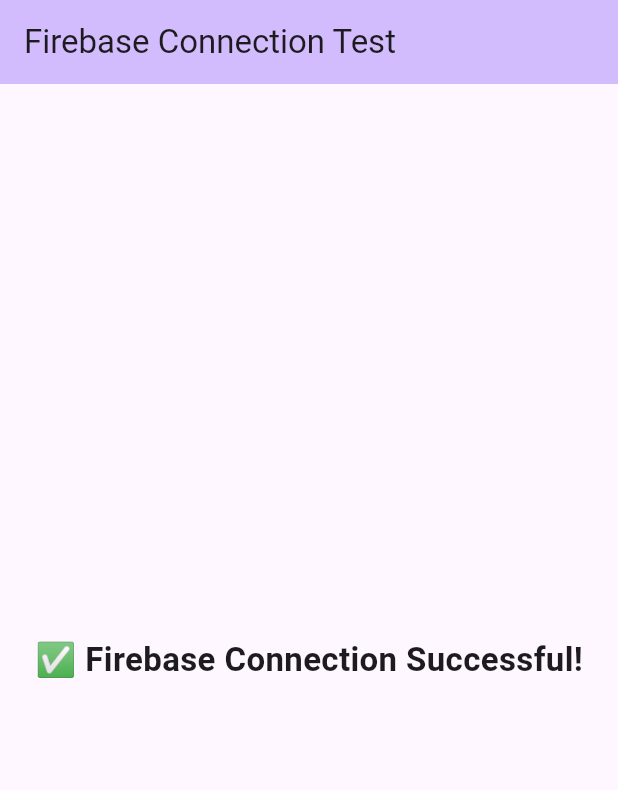
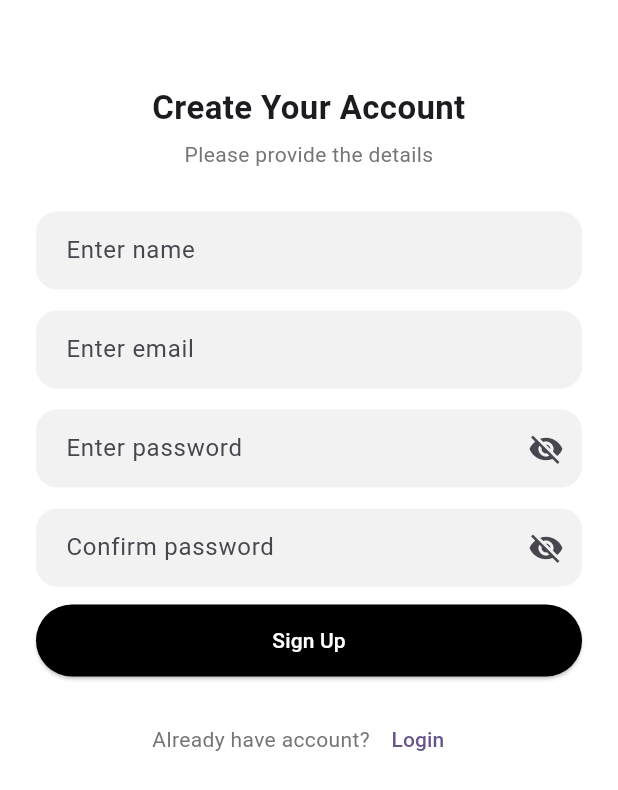
Before and after one commit to augustino-massawe/flutter-chating-app-using-firebase, a Flutter app: the screen it shows after launch, on a phone screen of 412 x 824 dp. Shown: the top 790 px of the screen. Run offline on Flutter 3.47's test engine with Material 3 defaults, Android fonts, the phone set to English and light mode, and no system bars; our stand-ins replace cloud_firestore, firebase_auth, firebase_core; accounts and stored records are empty.

Commit message:
Implement folder structure and registration functionality (auth screens) REGISTRER COMPLETED

```diff
--- a/lib/main.dart
+++ b/lib/main.dart
@@ -1,5 +1,7 @@
 import 'package:flutter/material.dart';
 import 'package:firebase_core/firebase_core.dart';
+
+import 'screens/auth/register_screen.dart';
 import 'firebase_options.dart';
 
 void main() async {
@@ -15,7 +17,7 @@
   } catch (e) {
     firebaseConnected = false;
     // Optional: print error to console
-    print("Firebase initialization failed: $e");
+    debugPrint("Firebase initialization failed: $e");
   }
 
   runApp(MyApp(firebaseConnected: firebaseConnected));
@@ -28,31 +30,31 @@
   @override
   Widget build(BuildContext context) {
     return MaterialApp(
-      title: 'Firebase Test App',
+      title: 'Flutter Chat App',
+      debugShowCheckedModeBanner: false,
       theme: ThemeData(
         colorScheme: ColorScheme.fromSeed(seedColor: Colors.deepPurple),
       ),
-      home: HomePage(firebaseConnected: firebaseConnected),
+      home: firebaseConnected
+          ? const RegisterScreen()
+          : const FirebaseErrorScreen(),
     );
   }
 }
 
-class HomePage extends StatelessWidget {
-  final bool firebaseConnected;
-  const HomePage({super.key, required this.firebaseConnected});
+class FirebaseErrorScreen extends StatelessWidget {
+  const FirebaseErrorScreen({super.key});
 
   @override
   Widget build(BuildContext context) {
     return Scaffold(
       appBar: AppBar(
-        title: const Text("Firebase Connection Test"),
+        title: const Text('Firebase Connection'),
         backgroundColor: Theme.of(context).colorScheme.inversePrimary,
       ),
       body: Center(
         child: Text(
-          firebaseConnected
-              ? "✅ Firebase Connection Successful!"
-              : "❌ Firebase Connection Failed!",
+          'Firebase Connection Failed!',
           style: const TextStyle(fontSize: 22, fontWeight: FontWeight.bold),
         ),
       ),
--- /dev/null
+++ b/lib/screens/auth/register_screen.dart
@@ -0,0 +1,256 @@
+import 'package:firebase_auth/firebase_auth.dart';
+import 'package:flutter/material.dart';
+
+import '../../services/auth_service.dart';
+import '../../services/firestore_service.dart';
+import '../../utils/validators.dart';
+import '../../widgets/custom_text_field.dart';
+import 'login_screen.dart';
+
+class RegisterScreen extends StatefulWidget {
+  const RegisterScreen({super.key});
+
+  @override
+  State<RegisterScreen> createState() => _RegisterScreenState();
+}
+
+class _RegisterScreenState extends State<RegisterScreen> {
+  final _formKey = GlobalKey<FormState>();
+  final _nameController = TextEditingController();
+  final _emailController = TextEditingController();
+  final _passwordController = TextEditingController();
+  final _confirmPasswordController = TextEditingController();
+
+  final _authService = AuthService();
+  final _firestoreService = FirestoreService();
+
+  bool _isLoading = false;
+  bool _hidePassword = true;
+  bool _hideConfirmPassword = true;
+
+  @override
+  void dispose() {
+    _nameController.dispose();
+    _emailController.dispose();
+    _passwordController.dispose();
+    _confirmPasswordController.dispose();
+    super.dispose();
+  }
+
+  String _friendlyAuthError(FirebaseAuthException e) {
+    switch (e.code) {
+      case 'email-already-in-use':
+        return 'Email is already registered';
+      case 'invalid-email':
+        return 'Invalid email address';
+      case 'weak-password':
+        return 'Password is too weak';
+      case 'configuration-not-found':
+        return 'Firebase configuration error. Please check your Firebase Console settings.';
+      case 'operation-not-allowed':
+        return 'Email/password sign-in is not enabled';
+      case 'user-disabled':
+        return 'This user account has been disabled';
+      case 'invalid-credential':
+        return 'Invalid email or password format';
+      default:
+        if (e.message != null && e.message!.trim().isNotEmpty) {
+          return e.message!;
+        }
+        return 'Registration failed (${e.code})';
+    }
+  }
+
+  Future<void> _submit() async {
+    if (!_formKey.currentState!.validate()) return;
+    setState(() => _isLoading = true);
+
+    try {
+      final credential = await _authService.registerWithEmail(
+        email: _emailController.text,
+        password: _passwordController.text,
+      );
+
+      final user = credential.user;
+      if (user == null) {
+        throw FirebaseAuthException(
+          code: 'user-null',
+          message: 'User not available after registration',
+        );
+      }
+
+      await _firestoreService.createUserProfile(
+        uid: user.uid,
+        name: _nameController.text,
+        email: _emailController.text,
+      );
+
+      if (!mounted) return;
+      _passwordController.clear();
+      _confirmPasswordController.clear();
+      ScaffoldMessenger.of(context).showSnackBar(
+        const SnackBar(content: Text('Account created successfully')),
+      );
+    } on FirebaseAuthException catch (e) {
+      if (!mounted) return;
+      ScaffoldMessenger.of(context).showSnackBar(
+        SnackBar(content: Text(_friendlyAuthError(e))),
+      );
+    } catch (e) {
+      if (!mounted) return;
+      ScaffoldMessenger.of(context).showSnackBar(
+        SnackBar(content: Text('Registration failed: $e')),
+      );
+    } finally {
+      if (mounted) {
+        setState(() => _isLoading = false);
+      }
+    }
+  }
+
+  @override
+  Widget build(BuildContext context) {
+    return Scaffold(
+      backgroundColor: Colors.white,
+      body: SafeArea(
+        child: GestureDetector(
+          onTap: () => FocusScope.of(context).unfocus(),
+          child: SingleChildScrollView(
+            padding: const EdgeInsets.symmetric(horizontal: 24, vertical: 32),
+            child: Center(
+              child: ConstrainedBox(
+                constraints: const BoxConstraints(maxWidth: 480),
+                child: Form(
+                  key: _formKey,
+                  child: Column(
+                    crossAxisAlignment: CrossAxisAlignment.stretch,
+                    children: [
+                      const SizedBox(height: 24),
+                      const Text(
+                        'Create Your Account',
+                        textAlign: TextAlign.center,
+                        style: TextStyle(
+                          fontSize: 22,
+                          fontWeight: FontWeight.w700,
+                        ),
+                      ),
+                      const SizedBox(height: 6),
+                      Text(
+                        'Please provide the details',
+                        textAlign: TextAlign.center,
+                        style: TextStyle(
+                          color: Colors.grey.shade600,
+                        ),
+                      ),
+                      const SizedBox(height: 28),
+                      CustomTextField(
+                        controller: _nameController,
+                        hintText: 'Enter name',
+                        validator: Validators.validateName,
+                      ),
+                      const SizedBox(height: 14),
+                      CustomTextField(
+                        controller: _emailController,
+                        hintText: 'Enter email',
+                        keyboardType: TextInputType.emailAddress,
+                        validator: Validators.validateEmail,
+                      ),
+                      const SizedBox(height: 14),
+                      CustomTextField(
+                        controller: _passwordController,
+                        hintText: 'Enter password',
+                        obscureText: _hidePassword,
+                        validator: Validators.validatePassword,
+                        suffixIcon: IconButton(
+                          onPressed: () {
+                            setState(() => _hidePassword = !_hidePassword);
+                          },
+                          icon: Icon(
+                            _hidePassword
+                                ? Icons.visibility_off
+                                : Icons.visibility,
+                          ),
+                          tooltip:
+                              _hidePassword ? 'Show password' : 'Hide password',
+                        ),
+                      ),
+                      const SizedBox(height: 14),
+                      CustomTextField(
+                        controller: _confirmPasswordController,
+                        hintText: 'Confirm password',
+                        obscureText: _hideConfirmPassword,
+                        textInputAction: TextInputAction.done,
+                        validator: (value) => Validators.validateConfirmPassword(
+                          value,
+                          _passwordController.text,
+                        ),
+                        suffixIcon: IconButton(
+                          onPressed: () {
+                            setState(() {
+                              _hideConfirmPassword = !_hideConfirmPassword;
+                            });
+                          },
+                          icon: Icon(
+                            _hideConfirmPassword
+                                ? Icons.visibility_off
+                                : Icons.visibility,
+                          ),
+                          tooltip: _hideConfirmPassword
+                              ? 'Show password'
+                              : 'Hide password',
+                        ),
+                      ),
+                      const SizedBox(height: 12),
+                      ElevatedButton(
+                        onPressed: _isLoading ? null : _submit,
+                        style: ElevatedButton.styleFrom(
+                          backgroundColor: Colors.black,
+                          foregroundColor: Colors.white,
+                          padding: const EdgeInsets.symmetric(vertical: 14),
+                          shape: RoundedRectangleBorder(
+                            borderRadius: BorderRadius.circular(24),
+                          ),
+                        ),
+                        child: _isLoading
+                            ? const SizedBox(
+                                height: 18,
+                                width: 18,
+                                child: CircularProgressIndicator(
+                                  strokeWidth: 2,
+                                  valueColor:
+                                      AlwaysStoppedAnimation(Colors.white),
+                                ),
+                              )
+                            : const Text('Sign Up'),
+                      ),
+                      const SizedBox(height: 18),
+                      Row(
+                        mainAxisAlignment: MainAxisAlignment.center,
+                        children: [
+                          Text(
+                            'Already have account?',
+                            style: TextStyle(color: Colors.grey.shade600),
+                          ),
+                          TextButton(
+                            onPressed: () {
+                              Navigator.of(context).push(
+                                MaterialPageRoute(
+                                  builder: (_) => const LoginScreen(),
+                                ),
+                              );
+                            },
+                            child: const Text('Login'),
+                          ),
+                        ],
+                      ),
+                    ],
+                  ),
+                ),
+              ),
+            ),
+          ),
+        ),
+      ),
+    );
+  }
+}
--- /dev/null
+++ b/lib/services/auth_service.dart
@@ -0,0 +1,42 @@
+import 'package:firebase_auth/firebase_auth.dart';
+import 'package:flutter/foundation.dart';
+
+class AuthService {
+  final FirebaseAuth _auth = FirebaseAuth.instance;
+
+  Future<UserCredential> registerWithEmail({
+    required String email,
+    required String password,
+  }) async {
+    if (kDebugMode) {
+      print('Registering user with email: ${email.trim()}');
+      print('Password length: ${password.trim().length}');
+    }
+
+    try {
+      final credential = await _auth.createUserWithEmailAndPassword(
+        email: email.trim(),
+        password: password.trim(),
+      );
+
+      if (kDebugMode) {
+        print('Registration successful for user: ${credential.user?.email}');
+      }
+
+      return credential;
+    } on FirebaseAuthException catch (e) {
+      if (kDebugMode) {
+        print('Firebase Auth Exception:');
+        print('Code: ${e.code}');
+        print('Message: ${e.message}');
+        print('Email: ${email.trim()}');
+      }
+      rethrow;
+    } catch (e) {
+      if (kDebugMode) {
+        print('General Exception during registration: $e');
+      }
+      rethrow;
+    }
+  }
+}
--- /dev/null
+++ b/lib/services/firestore_service.dart
@@ -0,0 +1,27 @@
+import 'package:cloud_firestore/cloud_firestore.dart';
+
+import '../utils/constants.dart';
+
+class FirestoreService {
+  final FirebaseFirestore _db = FirebaseFirestore.instance;
+
+  Future<void> createUserProfile({
+    required String uid,
+    required String name,
+    required String email,
+    String? photoUrl,
+    String? pushToken,
+  }) {
+    final usersRef = _db.collection(kUsersCollection).doc(uid);
+    return usersRef.set({
+      'id': uid,
+      'name': name.trim(),
+      'email': email.trim(),
+      'photoURL': photoUrl,
+      'lastSeen': null,
+      'isOnline': false,
+      'createdAt': FieldValue.serverTimestamp(),
+      'pushToken': pushToken,
+    });
+  }
+}
--- /dev/null
+++ b/lib/utils/constants.dart
@@ -0,0 +1 @@
+const String kUsersCollection = 'users';
--- /dev/null
+++ b/lib/utils/validators.dart
@@ -0,0 +1,43 @@
+class Validators {
+  static String? requiredField(String? value, String label) {
+    if (value == null || value.trim().isEmpty) {
+      return '$label is required';
+    }
+    return null;
+  }
+
+  static String? validateName(String? value) {
+    return requiredField(value, 'Name');
+  }
+
+  static String? validateEmail(String? value) {
+    final required = requiredField(value, 'Email');
+    if (required != null) return required;
+    final email = value!.trim();
+    final emailRegex = RegExp(r'^[^@\s]+@[^@\s]+\.[^@\s]+$');
+    if (!emailRegex.hasMatch(email)) {
+      return 'Enter a valid email address';
+    }
+    return null;
+  }
+
+  static String? validatePassword(String? value) {
+    final required = requiredField(value, 'Password');
+    if (required != null) return required;
+    final password = value!.trim();
+    if (password.length < 6) {
+      return 'Password must be at least 6 characters';
+    }
+    return null;
+  }
+
+  static String? validateConfirmPassword(
+      String? value, String passwordValue) {
+    final required = requiredField(value, 'Confirm password');
+    if (required != null) return required;
+    if (value!.trim() != passwordValue.trim()) {
+      return 'Passwords do not match';
+    }
+    return null;
+  }
+}
--- /dev/null
+++ b/lib/widgets/custom_text_field.dart
@@ -0,0 +1,45 @@
+import 'package:flutter/material.dart';
+
+class CustomTextField extends StatelessWidget {
+  final TextEditingController controller;
+  final String hintText;
+  final bool obscureText;
+  final TextInputType keyboardType;
+  final TextInputAction textInputAction;
+  final String? Function(String?)? validator;
+  final Widget? suffixIcon;
+
+  const CustomTextField({
+    super.key,
+    required this.controller,
+    required this.hintText,
+    this.obscureText = false,
+    this.keyboardType = TextInputType.text,
+    this.textInputAction = TextInputAction.next,
+    this.validator,
+    this.suffixIcon,
+  });
+
+  @override
+  Widget build(BuildContext context) {
+    return TextFormField(
+      controller: controller,
+      obscureText: obscureText,
+      keyboardType: keyboardType,
+      textInputAction: textInputAction,
+      validator: validator,
+      decoration: InputDecoration(
+        hintText: hintText,
+        filled: true,
+        fillColor: const Color(0xFFF2F2F2),
+        contentPadding:
+            const EdgeInsets.symmetric(horizontal: 16, vertical: 14),
+        suffixIcon: suffixIcon,
+        border: OutlineInputBorder(
+          borderRadius: BorderRadius.circular(14),
+          borderSide: BorderSide.none,
+        ),
+      ),
+    );
+  }
+}
--- a/pubspec.yaml
+++ b/pubspec.yaml
@@ -31,6 +31,8 @@
   flutter:
     sdk: flutter
   firebase_core: ^4.4.0
+  firebase_auth: any
+  cloud_firestore: any
   # The following adds the Cupertino Icons font to your application.
   # Use with the CupertinoIcons class for iOS style icons.
   cupertino_icons: ^1.0.8
```
Also changed, not shown: lib/models/user.dart (added, +49 -0 lines), lib/screens/auth/login_screen.dart (added, +16 -0 lines), pubspec.lock, 2 other files.
